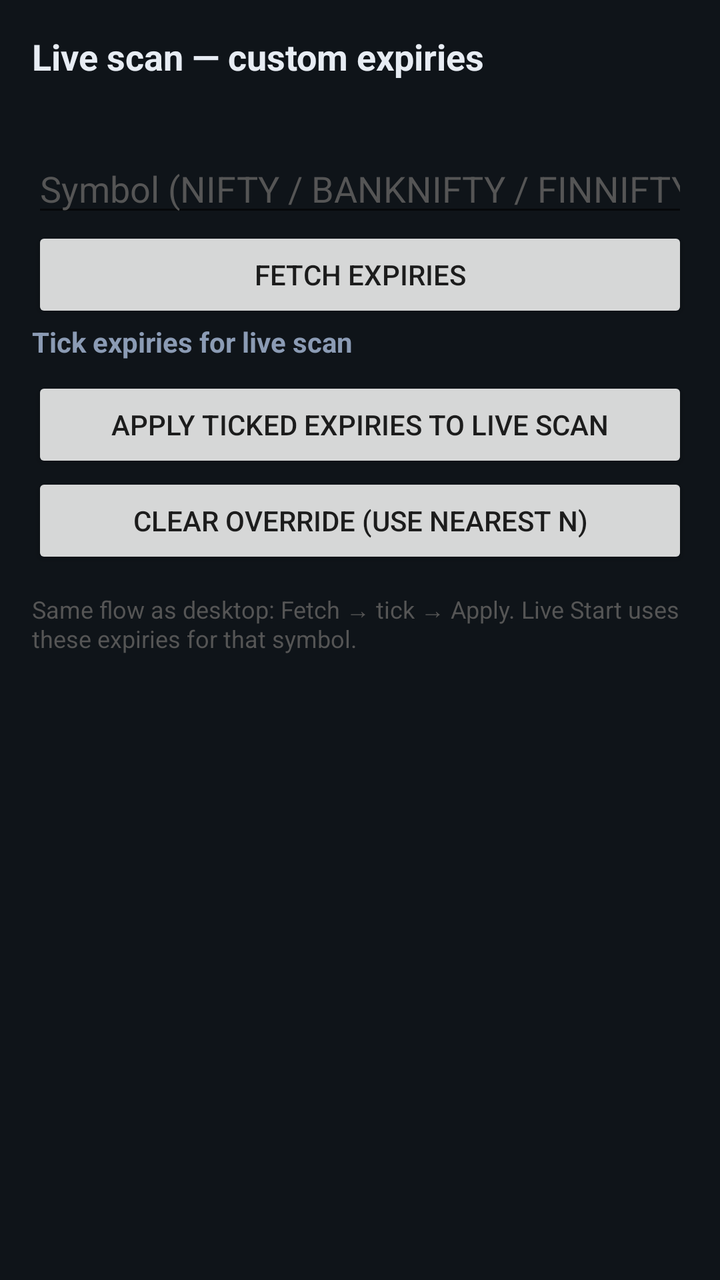
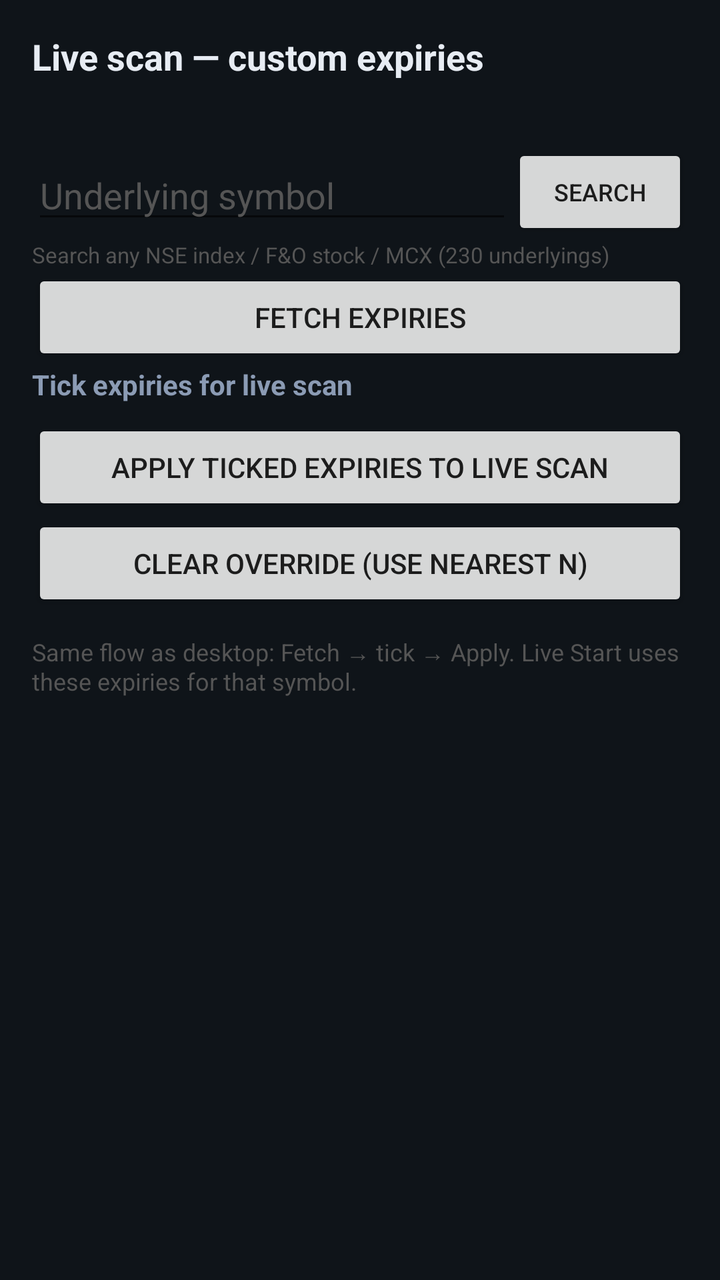

Compare the two renders of this Android layout. The source of the first and the diff that turns it into the second are given below.
<!-- AndroidManifest.xml: application theme Theme.OISpikeDetector -->
<!-- res/layout/activity_live_expiries.xml -->
<?xml version="1.0" encoding="utf-8"?>
<LinearLayout xmlns:android="http://schemas.android.com/apk/res/android"
    android:layout_width="match_parent"
    android:layout_height="match_parent"
    android:orientation="vertical"
    android:padding="16dp"
    android:background="#0F1419">

    <TextView
        android:layout_width="match_parent"
        android:layout_height="wrap_content"
        android:text="Live scan — custom expiries"
        android:textColor="#E7ECF3"
        android:textSize="18sp"
        android:textStyle="bold" />

    <TextView
        android:id="@+id/liveExpiryStatus"
        android:layout_width="match_parent"
        android:layout_height="wrap_content"
        android:layout_marginTop="6dp"
        android:textColor="#8B9BB4"
        android:textSize="13sp" />

    <EditText
        android:id="@+id/liveExpirySymbol"
        android:layout_width="match_parent"
        android:layout_height="wrap_content"
        android:layout_marginTop="8dp"
        android:hint="Symbol (NIFTY / BANKNIFTY / FINNIFTY)"
        android:inputType="textCapCharacters"
        android:textColor="#E7ECF3"
        android:textColorHint="#555" />

    <Button
        android:id="@+id/btnLiveFetchExpiries"
        android:layout_width="match_parent"
        android:layout_height="wrap_content"
        android:text="Fetch Expiries" />

    <TextView
        android:layout_width="match_parent"
        android:layout_height="wrap_content"
        android:text="Tick expiries for live scan"
        android:textColor="#8B9BB4"
        android:textStyle="bold" />

    <HorizontalScrollView
        android:layout_width="match_parent"
        android:layout_height="wrap_content">
        <LinearLayout
            android:id="@+id/liveExpiryBox"
            android:layout_width="wrap_content"
            android:layout_height="wrap_content"
            android:orientation="horizontal"
            android:padding="4dp" />
    </HorizontalScrollView>

    <Button
        android:id="@+id/btnLiveApplyExpiries"
        android:layout_width="match_parent"
        android:layout_height="wrap_content"
        android:text="Apply Ticked Expiries to Live Scan" />

    <Button
        android:id="@+id/btnLiveClearExpiries"
        android:layout_width="match_parent"
        android:layout_height="wrap_content"
        android:text="Clear Override (use nearest N)" />

    <TextView
        android:layout_width="match_parent"
        android:layout_height="wrap_content"
        android:layout_marginTop="12dp"
        android:text="Same flow as desktop: Fetch → tick → Apply. Live Start uses these expiries for that symbol."
        android:textColor="#555"
        android:textSize="12sp" />
</LinearLayout>
<!-- resources referenced by this layout -->
<resources>
  <style name="Theme.OISpikeDetector" parent="Theme.AppCompat.DayNight.DarkActionBar">
          <item name="colorPrimary">#3B82F6</item>
          <item name="colorPrimaryDark">#1D4ED8</item>
          <item name="colorAccent">#3B82F6</item>
          <item name="android:statusBarColor">#0F1419</item>
          <item name="android:windowBackground">#0F1419</item>
      </style>
</resources>

<!-- the commit's change to res/layout/activity_live_expiries.xml (unified diff, before → after) -->
@@ -22,15 +22,34 @@
         android:textColor="#8B9BB4"
         android:textSize="13sp" />
 
-    <EditText
-        android:id="@+id/liveExpirySymbol"
+    <LinearLayout
         android:layout_width="match_parent"
         android:layout_height="wrap_content"
         android:layout_marginTop="8dp"
-        android:hint="Symbol (NIFTY / BANKNIFTY / FINNIFTY)"
-        android:inputType="textCapCharacters"
-        android:textColor="#E7ECF3"
-        android:textColorHint="#555" />
+        android:orientation="horizontal"
+        android:gravity="center_vertical">
+        <EditText
+            android:id="@+id/liveExpirySymbol"
+            android:layout_width="0dp"
+            android:layout_height="wrap_content"
+            android:layout_weight="1"
+            android:hint="Underlying symbol"
+            android:inputType="textCapCharacters"
+            android:textColor="#E7ECF3"
+            android:textColorHint="#555" />
+        <Button
+            android:id="@+id/btnLiveSearchSymbol"
+            android:layout_width="wrap_content"
+            android:layout_height="wrap_content"
+            android:text="Search"
+            android:textSize="12sp" />
+    </LinearLayout>
+    <TextView
+        android:layout_width="match_parent"
+        android:layout_height="wrap_content"
+        android:text="Search any NSE index / F&amp;O stock / MCX (230 underlyings)"
+        android:textColor="#555"
+        android:textSize="11sp" />
 
     <Button
         android:id="@+id/btnLiveFetchExpiries"
